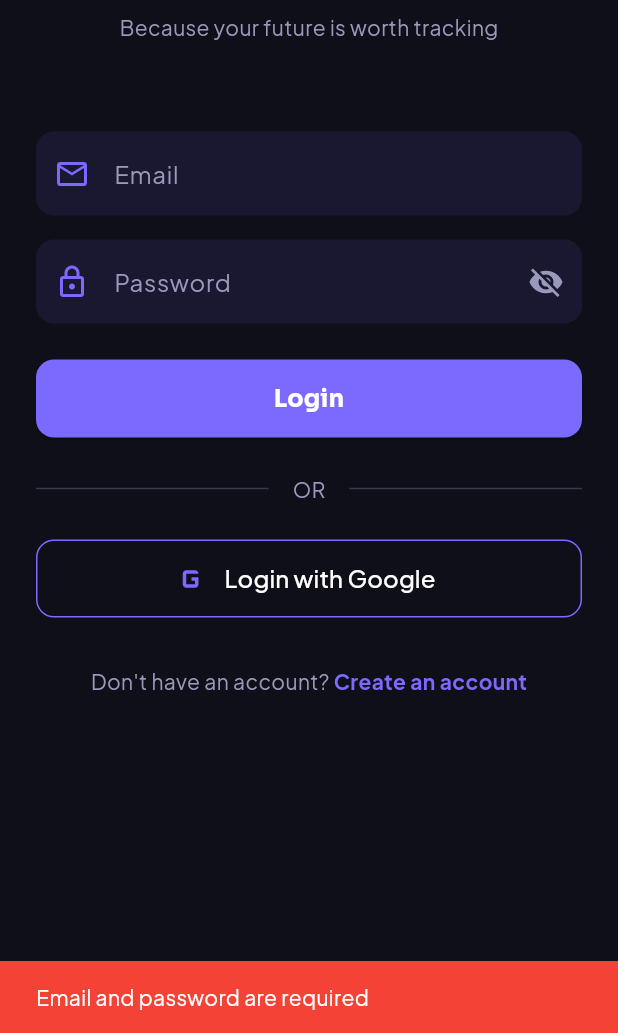
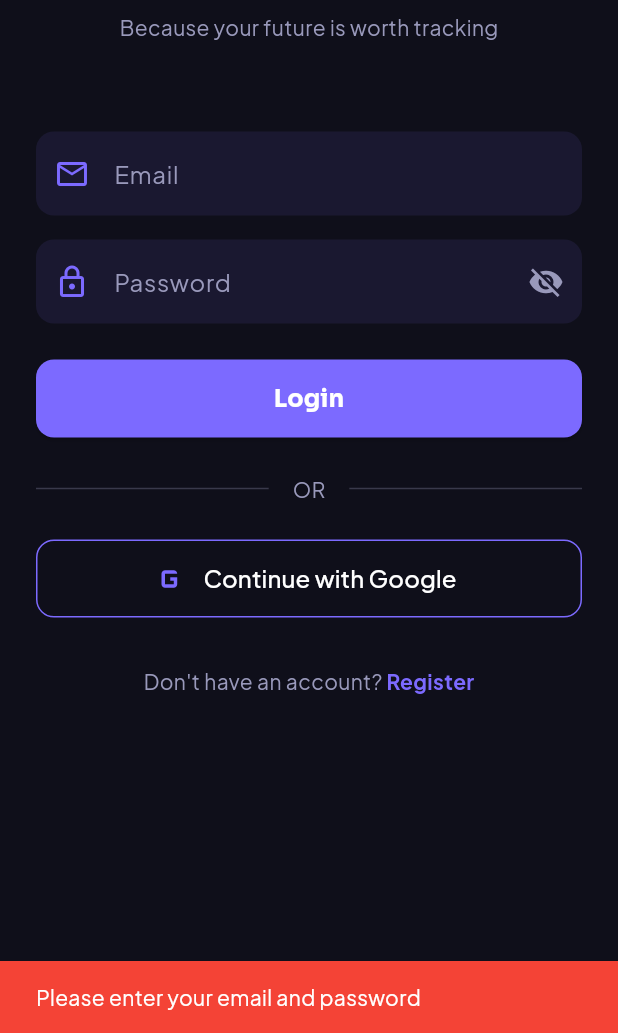
Before and after one commit to AbdullahBuildsDev/HireReady.pk, a Flutter app: the screen it shows after launch, after a tap on "Login", on a phone screen of 412 x 824 dp, the part 203-1236 px from its top. Run offline on Flutter 3.47's test engine with Material 3 defaults, Android fonts, the phone set to English and light mode, and no system bars; our stand-ins replace cloud_firestore, firebase_auth, firebase_core, google_fonts, google_sign_in; accounts and stored records are empty.

Commit message:
Fix: All text in English + Email verification added

```diff
--- a/lib/screens/dashboard_screen.dart
+++ b/lib/screens/dashboard_screen.dart
@@ -105,7 +105,7 @@ class _DashboardScreenState extends State<DashboardScreen> {
                       .map((s) => Padding(
                             padding: const EdgeInsets.only(right: 8),
                             child: FilterChip(
-                              label: Text(s == 'all' ? 'Sab' : _statusLabel(s),
+                              label: Text(s == 'all' ? 'All' : _statusLabel(s),
                                   style: TextStyle(
                                       color: _filterStatus == s
                                           ? Colors.white
@@ -130,10 +130,10 @@ class _DashboardScreenState extends State<DashboardScreen> {
                             Icon(Icons.work_outline,
                                 size: 64, color: AppColors.textGrey),
                             const SizedBox(height: 16),
-                            Text('Koi application nahi',
+                            Text('No applications yet',
                                 style: TextStyle(color: AppColors.textGrey)),
                             const SizedBox(height: 8),
-                            Text('+ button se nai job add karo',
+                            Text('Tap + to add your first job',
                                 style: TextStyle(
                                     color: AppColors.textGrey, fontSize: 12)),
                           ],
--- a/lib/screens/login_screen.dart
+++ b/lib/screens/login_screen.dart
@@ -21,21 +21,27 @@ class _LoginScreenState extends State<LoginScreen> {
 
   Future<void> _login() async {
     if (_emailController.text.isEmpty || _passwordController.text.isEmpty) {
-      _showError('Email and password are required');
+      _showError('Please enter your email and password');
       return;
     }
     setState(() => _isLoading = true);
     try {
-      await _authService.signInWithEmail(
+      final result = await _authService.signInWithEmail(
         _emailController.text.trim(),
         _passwordController.text.trim(),
       );
+      if (result?.user?.emailVerified == false) {
+        await _authService.signOut();
+        _showError('Please verify your email first. Check your inbox.');
+        setState(() => _isLoading = false);
+        return;
+      }
       if (mounted) {
         Navigator.pushReplacement(context,
             MaterialPageRoute(builder: (_) => const DashboardScreen()));
       }
     } catch (e) {
-      _showError('Login failed: ${e.toString()}');
+      _showError('Login failed. Check your email and password.');
     }
     setState(() => _isLoading = false);
   }
@@ -49,7 +55,7 @@ class _LoginScreenState extends State<LoginScreen> {
             MaterialPageRoute(builder: (_) => const DashboardScreen()));
       }
     } catch (e) {
-      _showError('Google login failed');
+      _showError('Google login failed. Please try again.');
     }
     setState(() => _isLoading = false);
   }
@@ -79,7 +85,8 @@ class _LoginScreenState extends State<LoginScreen> {
                   )),
               const SizedBox(height: 8),
               Text('Because your future is worth tracking',
-                  style: TextStyle(color: AppColors.textGrey, fontSize: 14)),
+                  style:
+                      TextStyle(color: AppColors.textGrey, fontSize: 14)),
               const SizedBox(height: 60),
               TextField(
                 controller: _emailController,
@@ -87,7 +94,8 @@ class _LoginScreenState extends State<LoginScreen> {
                 decoration: InputDecoration(
                   labelText: 'Email',
                   labelStyle: const TextStyle(color: AppColors.textGrey),
-                  prefixIcon: const Icon(Icons.email_outlined, color: AppColors.primary),
+                  prefixIcon: const Icon(Icons.email_outlined,
+                      color: AppColors.primary),
                   filled: true,
                   fillColor: AppColors.card,
                   border: OutlineInputBorder(
@@ -104,13 +112,17 @@ class _LoginScreenState extends State<LoginScreen> {
                 decoration: InputDecoration(
                   labelText: 'Password',
                   labelStyle: const TextStyle(color: AppColors.textGrey),
-                  prefixIcon: const Icon(Icons.lock_outlined, color: AppColors.primary),
+                  prefixIcon: const Icon(Icons.lock_outlined,
+                      color: AppColors.primary),
                   suffixIcon: IconButton(
                     icon: Icon(
-                      _obscurePassword ? Icons.visibility_off : Icons.visibility,
+                      _obscurePassword
+                          ? Icons.visibility_off
+                          : Icons.visibility,
                       color: AppColors.textGrey,
                     ),
-                    onPressed: () => setState(() => _obscurePassword = !_obscurePassword),
+                    onPressed: () =>
+                        setState(() => _obscurePassword = !_obscurePassword),
                   ),
                   filled: true,
                   fillColor: AppColors.card,
@@ -144,12 +156,17 @@ class _LoginScreenState extends State<LoginScreen> {
               ),
               const SizedBox(height: 24),
               Row(children: [
-                Expanded(child: Divider(color: AppColors.textGrey.withOpacity(0.3))),
+                Expanded(
+                    child: Divider(
+                        color: AppColors.textGrey.withOpacity(0.3))),
                 Padding(
                   padding: const EdgeInsets.symmetric(horizontal: 16),
-                  child: Text('OR', style: TextStyle(color: AppColors.textGrey)),
+                  child: Text('OR',
+                      style: TextStyle(color: AppColors.textGrey)),
                 ),
-                Expanded(child: Divider(color: AppColors.textGrey.withOpacity(0.3))),
+                Expanded(
+                    child: Divider(
+                        color: AppColors.textGrey.withOpacity(0.3))),
               ]),
               const SizedBox(height: 24),
               SizedBox(
@@ -157,9 +174,11 @@ class _LoginScreenState extends State<LoginScreen> {
                 height: 52,
                 child: OutlinedButton.icon(
                   onPressed: _isLoading ? null : _googleLogin,
-                  icon: const Icon(Icons.g_mobiledata, color: AppColors.primary, size: 28),
-                  label: Text('Login with Google',
-                      style: TextStyle(color: AppColors.textWhite, fontSize: 16)),
+                  icon: const Icon(Icons.g_mobiledata,
+                      color: AppColors.primary, size: 28),
+                  label: Text('Continue with Google',
+                      style: TextStyle(
+                          color: AppColors.textWhite, fontSize: 16)),
                   style: OutlinedButton.styleFrom(
                     side: const BorderSide(color: AppColors.primary),
                     shape: RoundedRectangleBorder(
@@ -172,12 +191,14 @@ class _LoginScreenState extends State<LoginScreen> {
               Row(
                 mainAxisAlignment: MainAxisAlignment.center,
                 children: [
-                  Text('Don\'t have an account? ',
+                  Text("Don't have an account? ",
                       style: TextStyle(color: AppColors.textGrey)),
                   GestureDetector(
-                    onTap: () => Navigator.push(context,
-                        MaterialPageRoute(builder: (_) => const RegisterScreen())),
-                    child: Text('Create an account',
+                    onTap: () => Navigator.push(
+                        context,
+                        MaterialPageRoute(
+                            builder: (_) => const RegisterScreen())),
+                    child: Text('Register',
                         style: TextStyle(
                             color: AppColors.primary,
                             fontWeight: FontWeight.bold)),
--- a/lib/screens/register_screen.dart
+++ b/lib/screens/register_screen.dart
@@ -2,7 +2,7 @@ import 'package:flutter/material.dart';
 import 'package:google_fonts/google_fonts.dart';
 import '../services/auth_service.dart';
 import '../theme/app_theme.dart';
-import 'dashboard_screen.dart';
+import 'login_screen.dart';
 
 class RegisterScreen extends StatefulWidget {
   const RegisterScreen({super.key});
@@ -23,7 +23,7 @@ class _RegisterScreenState extends State<RegisterScreen> {
     if (_nameController.text.isEmpty ||
         _emailController.text.isEmpty ||
         _passwordController.text.isEmpty) {
-      _showError('All fields are required');
+      _showError('Please fill in all fields');
       return;
     }
     setState(() => _isLoading = true);
@@ -34,8 +34,30 @@ class _RegisterScreenState extends State<RegisterScreen> {
       );
       await result?.user?.updateDisplayName(_nameController.text.trim());
       if (mounted) {
-        Navigator.pushReplacement(context,
-            MaterialPageRoute(builder: (_) => const DashboardScreen()));
+        showDialog(
+          context: context,
+          barrierDismissible: false,
+          builder: (context) => AlertDialog(
+            backgroundColor: AppColors.card,
+            title: Text('Verify Your Email',
+                style: TextStyle(color: AppColors.textWhite)),
+            content: Text(
+              'A verification link has been sent to ${_emailController.text.trim()}. Please verify your email before logging in.',
+              style: TextStyle(color: AppColors.textGrey),
+            ),
+            actions: [
+              TextButton(
+                onPressed: () {
+                  Navigator.pop(context);
+                  Navigator.pushReplacement(context,
+                      MaterialPageRoute(builder: (_) => const LoginScreen()));
+                },
+                child: Text('Go to Login',
+                    style: TextStyle(color: AppColors.primary)),
+              ),
+            ],
+          ),
+        );
       }
     } catch (e) {
       _showError('Registration failed: ${e.toString()}');
@@ -56,7 +78,7 @@ class _RegisterScreenState extends State<RegisterScreen> {
       appBar: AppBar(
         backgroundColor: AppColors.background,
         iconTheme: const IconThemeData(color: AppColors.textWhite),
-        title: Text('New Account',
+        title: Text('Create Account',
             style: GoogleFonts.sora(color: AppColors.textWhite)),
       ),
       body: SafeArea(
@@ -65,7 +87,7 @@ class _RegisterScreenState extends State<RegisterScreen> {
           child: Column(
             children: [
               const SizedBox(height: 32),
-              Text('HireReady.pk is your career partner',
+              Text('Welcome to HireReady.pk',
                   style: GoogleFonts.sora(
                     fontSize: 22,
                     fontWeight: FontWeight.bold,
@@ -73,7 +95,7 @@ class _RegisterScreenState extends State<RegisterScreen> {
                   ),
                   textAlign: TextAlign.center),
               const SizedBox(height: 8),
-              Text('Create an account and start your journey',
+              Text('Create your account and start tracking',
                   style: TextStyle(color: AppColors.textGrey, fontSize: 14),
                   textAlign: TextAlign.center),
               const SizedBox(height: 40),
@@ -81,9 +103,10 @@ class _RegisterScreenState extends State<RegisterScreen> {
                 controller: _nameController,
                 style: const TextStyle(color: AppColors.textWhite),
                 decoration: InputDecoration(
-                  labelText: 'Your Name',
+                  labelText: 'Full Name',
                   labelStyle: const TextStyle(color: AppColors.textGrey),
-                  prefixIcon: const Icon(Icons.person_outline, color: AppColors.primary),
+                  prefixIcon: const Icon(Icons.person_outline,
+                      color: AppColors.primary),
                   filled: true,
                   fillColor: AppColors.card,
                   border: OutlineInputBorder(
@@ -99,7 +122,8 @@ class _RegisterScreenState extends State<RegisterScreen> {
                 decoration: InputDecoration(
                   labelText: 'Email',
                   labelStyle: const TextStyle(color: AppColors.textGrey),
-                  prefixIcon: const Icon(Icons.email_outlined, color: AppColors.primary),
+                  prefixIcon: const Icon(Icons.email_outlined,
+                      color: AppColors.primary),
                   filled: true,
                   fillColor: AppColors.card,
                   border: OutlineInputBorder(
@@ -116,10 +140,13 @@ class _RegisterScreenState extends State<RegisterScreen> {
                 decoration: InputDecoration(
                   labelText: 'Password',
                   labelStyle: const TextStyle(color: AppColors.textGrey),
-                  prefixIcon: const Icon(Icons.lock_outlined, color: AppColors.primary),
+                  prefixIcon:
+                      const Icon(Icons.lock_outlined, color: AppColors.primary),
                   suffixIcon: IconButton(
                     icon: Icon(
-                      _obscurePassword ? Icons.visibility_off : Icons.visibility,
+                      _obscurePassword
+                          ? Icons.visibility_off
+                          : Icons.visibility,
                       color: AppColors.textGrey,
                     ),
                     onPressed: () =>
@@ -147,7 +174,7 @@ class _RegisterScreenState extends State<RegisterScreen> {
                   ),
                   child: _isLoading
                       ? const CircularProgressIndicator(color: Colors.white)
-                      : Text('Creat Account',
+                      : Text('Create Account',
                           style: GoogleFonts.sora(
                             fontSize: 16,
                             fontWeight: FontWeight.bold,
```
Also changed, not shown: lib/screens/add_job_screen.dart (+15 -13 lines), lib/services/auth_service.dart (+5 -2 lines), 1 other file.
